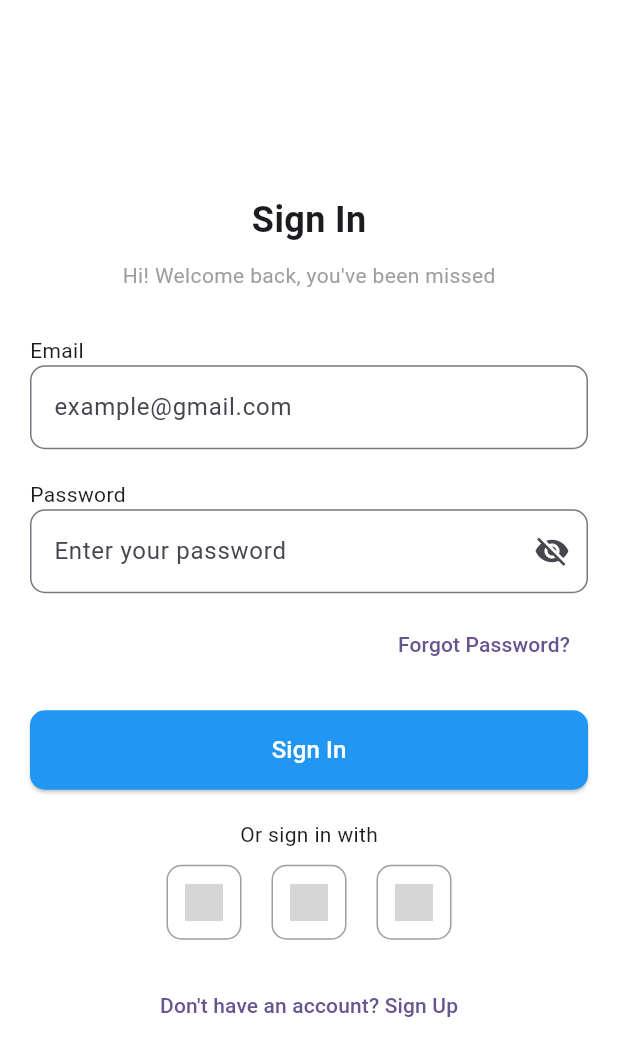
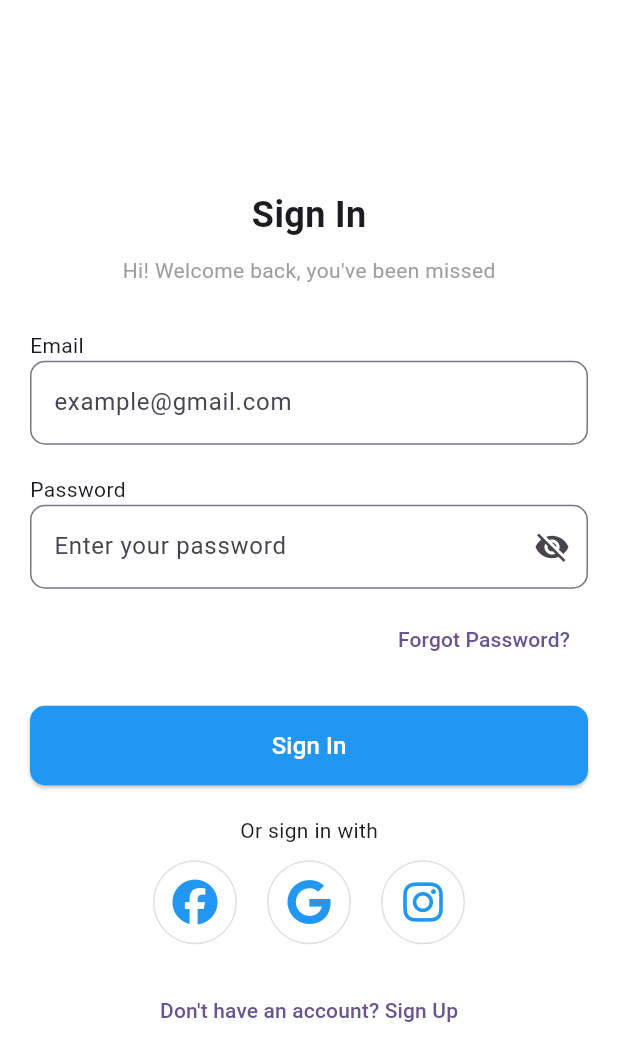
Before and after one commit to AymanSuleman/hotelbooking, a Flutter app: the screen it shows after launch, after a tap on "Sign Up", on a phone screen of 412 x 824 dp. Shown: the top 1061 px of the screen. Run offline on Flutter 3.47's test engine with Material 3 defaults, Android fonts, the phone set to English and light mode, and no system bars; our stand-ins replace carousel_slider, curved_navigation_bar, flutter_rating_bar, font_awesome_flutter; network calls fail; grey boxes are pictures that could not be loaded.

Commit message:
commit
Co-authored-by: Ayman Suleman <AymanSuleman@users.noreply.github.com>

```diff
--- a/lib/details.dart
+++ b/lib/details.dart
@@ -135,12 +135,15 @@ class _HotelDetailState extends State<HotelDetail>
                     },
                   ),
                   items: imageList.map((image) {
-                    return ClipRRect(
-                      borderRadius: BorderRadius.circular(15),
-                      child: Image.network(
-                        image,
-                        width: double.infinity,
-                        fit: BoxFit.cover,
+                    return Padding(
+                      padding: const EdgeInsets.all(8.0),
+                      child: ClipRRect(
+                        borderRadius: BorderRadius.circular(15),
+                        child: Image.network(
+                          image,
+                          width: double.infinity,
+                          fit: BoxFit.cover,
+                        ),
                       ),
                     );
                   }).toList(),
--- a/lib/home.dart
+++ b/lib/home.dart
@@ -252,7 +252,7 @@ class _HomePageState extends State<HomePage> {
                   itemCount: popularPlaces.length,
                   itemBuilder: (context, index) {
                     return Padding(
-                      padding: EdgeInsets.symmetric(horizontal: 8.0),
+                      padding: const EdgeInsets.only(right: 10),
                       child: PopularPlaceCard(
                         image: popularPlaces[index]['image'],
                         title: popularPlaces[index]['title'],
@@ -276,7 +276,7 @@ class _HomePageState extends State<HomePage> {
                     name: otherStays[index]['name'],
                     // title: otherStays[index]['title'],
                     // description: otherStays[index]['description'],
-                    price: otherStays[index]['price'],
+                    // price: otherStays[index]['price'],
                     rating: otherStays[index]['rating'],
                     location: otherStays[index]['location'],
                     discount: otherStays[index]['discount'],
@@ -363,7 +363,7 @@ class OtherStayCard extends StatelessWidget {
   final String name;
   // final String title;
   // final String description;
-  final String price; // Add price as an optional parameter
+  // final String price; // Add price as an optional parameter
   final double rating; // Add rating as an optional parameter
   final String location; // Add location as an optional parameter
   final String discount; // Add discount as an optional parameter
@@ -373,7 +373,7 @@ class OtherStayCard extends StatelessWidget {
     required this.name,
     // required this.title,
     // required this.description,
-    required this.price, // Default empty value if not provided
+    // required this.price, // Default empty value if not provided
     required this.rating,
     required this.location,
     required this.discount,
@@ -465,14 +465,14 @@ class OtherStayCard extends StatelessWidget {
                     location,
                     style: const TextStyle(fontSize: 12),
                   ),
-                  Text(
-                    price,
-                    style: const TextStyle(
-                      fontSize: 14,
-                      color: Colors.blue,
-                      fontWeight: FontWeight.bold,
-                    ),
-                  ),
+                  // Text(
+                  //   price,
+                  //   style: const TextStyle(
+                  //     fontSize: 14,
+                  //     color: Colors.blue,
+                  //     fontWeight: FontWeight.bold,
+                  //   ),
+                  // ),
                 ],
               ),
             ),
--- a/lib/signin.dart
+++ b/lib/signin.dart
@@ -1,113 +1,14 @@
-// import 'package:flutter/material.dart';
-// import 'package:hotelbooking/home.dart';
-// import 'package:hotelbooking/signup.dart';
+import 'package:flutter/material.dart';
+import 'package:font_awesome_flutter/font_awesome_flutter.dart';
 
-// class SignInPage extends StatefulWidget {
-//   const SignInPage({Key? key}) : super(key: key);
-
-//   @override
-//   State<SignInPage> createState() => _SignInPageState();
-// }
-
-// class _SignInPageState extends State<SignInPage> {
-//   final _formKey = GlobalKey<FormState>();
-//   final _emailController = TextEditingController();
-//   final _passwordController = TextEditingController();
-
-//   @override
-//   void dispose() {
-//     _emailController.dispose();
-//     _passwordController.dispose();
-//     super.dispose();
-//   }
-
-//   @override
-//   Widget build(BuildContext context) {
-//     return Scaffold(
-//       body: Center(
-//         child: Padding(
-//           padding: const EdgeInsets.all(20.0),
-//           child: Column(
-//             mainAxisAlignment: MainAxisAlignment.center,
-//             crossAxisAlignment: CrossAxisAlignment.stretch,
-//             children: [
-//               Text(
-//                 'Welcome back!',
-//                 style: TextStyle(fontSize: 22, fontWeight: FontWeight.bold),
-//                 textAlign: TextAlign.center,
-//               ),
-//               SizedBox(height: 20),
-//               TextField(
-//                 decoration: InputDecoration(
-//                   labelText: 'Email',
-//                   border: OutlineInputBorder(),
-//                 ),
-//               ),
-//               SizedBox(height: 15),
-//               TextField(
-//                 obscureText: true,
-//                 decoration: InputDecoration(
-//                   labelText: 'Password',
-//                   border: OutlineInputBorder(),
-//                   suffixIcon: Icon(Icons.visibility_off),
-//                 ),
-//               ),
-//               SizedBox(height: 20),
-//               ElevatedButton(
-//                 onPressed: () {
-//                   Navigator.push(
-//                       context,
-//                       MaterialPageRoute(
-//                         builder: (context) => HomeScreen(),
-//                       ));
-//                 },
-//                 style: ElevatedButton.styleFrom(
-//                   backgroundColor: Colors.blue,
-//                   padding: EdgeInsets.symmetric(vertical: 15),
-//                 ),
-//                 child: Text(
-//                   'Sign In',
-//                   style: TextStyle(fontSize: 16, color: Colors.white),
-//                 ),
-//               ),
-//               SizedBox(height: 15),
-//               Row(
-//                 mainAxisAlignment: MainAxisAlignment.center,
-//                 children: [
-//                   Text("Don't have an account? "),
-//                   GestureDetector(
-//                     onTap: () {
-//                       Navigator.push(
-//                         context,
-//                         MaterialPageRoute(builder: (context) => Signup()),
-//                       );
-//                     },
-//                     child: Text(
-//                       "Sign Up here",
-//                       style: TextStyle(
-//                           color: Colors.blue,
-//                           fontWeight: FontWeight.bold),
-//                     ),
-//                   ),
-//                 ],
-//               ),
-//             ],
-//           ),
-//         ),
-//       ),
-//     );
-//   }
-// }
-
-import 'package:flutter/material.dart';
 import 'package:hotelbooking/home.dart';
 
 void main() {
-  runApp(const MyApp());
+  runApp(MyApp());
 }
 
 class MyApp extends StatelessWidget {
-  const MyApp({super.key});
+  MyApp({super.key});
 
   @override
   Widget build(BuildContext context) {
@@ -130,28 +31,28 @@ class SignInScreen extends StatelessWidget {
     return Scaffold(
       backgroundColor: Colors.white,
       body: Padding(
-        padding: const EdgeInsets.all(20.0),
+        padding: EdgeInsets.all(20.0),
         child: Column(
           mainAxisAlignment: MainAxisAlignment.center,
           crossAxisAlignment: CrossAxisAlignment.start,
           children: [
-            const Center(
+            Center(
               child: Text(
                 "Sign In",
                 style: TextStyle(fontSize: 24, fontWeight: FontWeight.bold),
               ),
             ),
-            const SizedBox(height: 10),
-            const Center(
+            SizedBox(height: 10),
+            Center(
               child: Text(
                 "Hi! Welcome back, you've been missed",
                 style: TextStyle(color: Colors.grey),
               ),
             ),
-            const SizedBox(height: 30),
+            SizedBox(height: 30),
 
             // Email Field
-            const Text("Email"),
+            Text("Email"),
             TextField(
               controller: emailController,
               decoration: InputDecoration(
@@ -160,10 +61,10 @@ class SignInScreen extends StatelessWidget {
                     OutlineInputBorder(borderRadius: BorderRadius.circular(10)),
               ),
             ),
-            const SizedBox(height: 20),
+            SizedBox(height: 20),
 
             // Password Field
-            const Text("Password"),
+            Text("Password"),
             ValueListenableBuilder(
               valueListenable: obscurePassword,
               builder: (context, value, child) {
@@ -185,17 +86,17 @@ class SignInScreen extends StatelessWidget {
                 );
               },
             ),
-            const SizedBox(height: 10),
+            SizedBox(height: 10),
 
             // Forgot Password
             Align(
               alignment: Alignment.centerRight,
               child: TextButton(
                 onPressed: () {},
-                child: const Text("Forgot Password?"),
+                child: Text("Forgot Password?"),
               ),
             ),
-            const SizedBox(height: 20),
+            SizedBox(height: 20),
 
             // Sign In Button
             SizedBox(
@@ -210,36 +111,36 @@ class SignInScreen extends StatelessWidget {
                 },
                 style: ElevatedButton.styleFrom(
                   backgroundColor: Colors.blue,
-                  padding: const EdgeInsets.symmetric(vertical: 15),
+                  padding: EdgeInsets.symmetric(vertical: 15),
                   shape: RoundedRectangleBorder(
                       borderRadius: BorderRadius.circular(10)),
                 ),
-                child: const Text("Sign In",
+                child: Text("Sign In",
                     style: TextStyle(fontSize: 16, color: Colors.white)),
               ),
             ),
-            const SizedBox(height: 20),
+            SizedBox(height: 20),
 
             // Social Sign In
-            const Center(child: Text("Or sign in with")),
-            const SizedBox(height: 10),
+            Center(child: Text("Or sign in with")),
+            SizedBox(height: 10),
             Row(
               mainAxisAlignment: MainAxisAlignment.center,
               children: [
-                socialButton("assets/images/facebook.png"),
-                const SizedBox(width: 20),
-                socialButton("assets/google.jpeg"),
-                const SizedBox(width: 20),
-                socialButton("assets/instagram.jpeg"),
+                socialButton(FontAwesomeIcons.facebook, "Facebook"),
+                SizedBox(width: 20),
+                socialButton(FontAwesomeIcons.google, "Google"),
+                SizedBox(width: 20),
+                socialButton(FontAwesomeIcons.instagram, "Instagram"),
               ],
             ),
-            const SizedBox(height: 20),
+            SizedBox(height: 20),
 
             // Sign Up
             Center(
               child: TextButton(
                 onPressed: () {},
-                child: const Text("Don't have an account? Sign Up"),
+                child: Text("Don't have an account? Sign Up"),
               ),
             ),
           ],
@@ -248,18 +149,22 @@ class SignInScreen extends StatelessWidget {
     );
   }
 
-  Widget socialButton(String assetPath) {
-    return InkWell(
-      onTap: () {},
+  Widget socialButton(IconData icon, String label) {
+    return GestureDetector(
+      onTap: () {
+        // Add your social media signup logic here
+        print('$label clicked');
+      },
       child: Container(
-        width: 50,
-        height: 50,
+        padding: EdgeInsets.all(12),
         decoration: BoxDecoration(
-          borderRadius: BorderRadius.circular(10),
-          border: Border.all(color: Colors.grey),
+          shape: BoxShape.circle,
+          border: Border.all(color: Colors.grey.shade300),
         ),
-        child: Center(
-          child: Image.asset(assetPath, width: 25), // Add images in assets/
+        child: Icon(
+          icon,
+          size: 30,
+          color: Colors.blue, // Change to preferred color
         ),
       ),
     );
```
